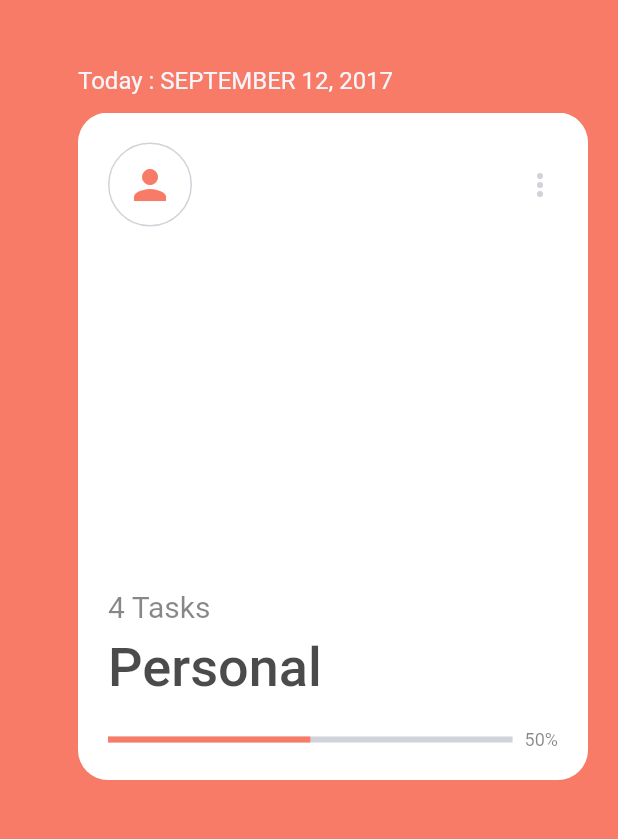
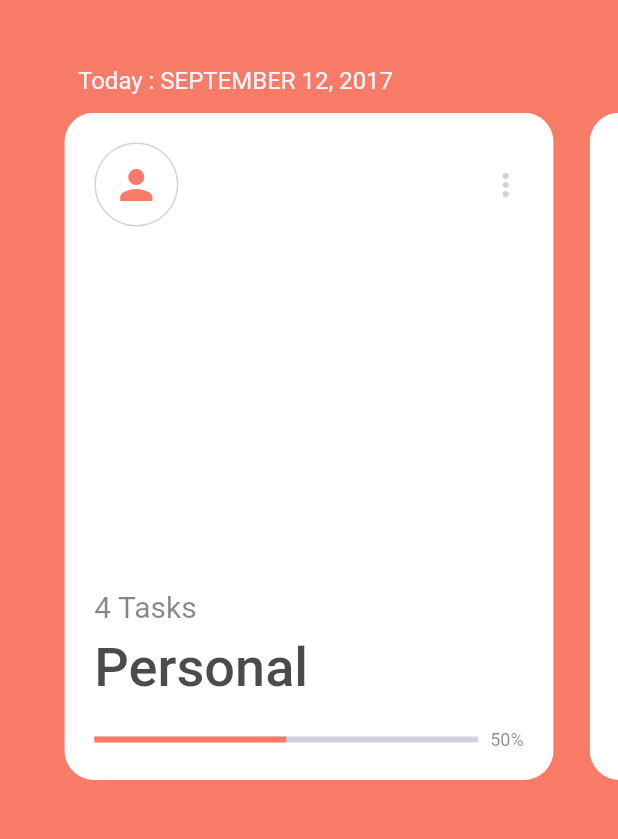
Before and after one commit to pbaudri/todo_app, a Flutter app: the screen it shows after launch, on a phone screen of 412 x 824 dp, the part 396-1235 px from its top. Run offline on Flutter 3.47's test engine with Material 2 defaults, Android fonts, the phone set to English and light mode, and no system bars; network calls fail.

Commit message:
:dizzy: Animated color

```diff
--- a/lib/presentation/home/pages/home_page.dart
+++ b/lib/presentation/home/pages/home_page.dart
@@ -49,11 +49,16 @@ class _MyHomePageState extends State<MyHomePage>
     ),
   ];
 
+  final _pageController = PageController(viewportFraction: .85);
+  int _currentIndex = 0;
+
   @override
   Widget build(BuildContext context) {
     return Scaffold(
-      backgroundColor: ColorConstants.lightOrange,
-      body: SafeArea(
+      body: AnimatedContainer(
+        duration: kThemeAnimationDuration,
+        color: taskGroups.elementAt(_currentIndex).color,
+        child: SafeArea(
           child: Column(
             crossAxisAlignment: CrossAxisAlignment.start,
             children: [
@@ -66,14 +71,18 @@ class _MyHomePageState extends State<MyHomePage>
                   builder: (context, constraints) => SizedBox(
                     height: constraints.maxHeight,
                     width: constraints.maxWidth,
-                  child: ListView.separated(
-                    padding: const EdgeInsets.symmetric(horizontal: 52),
+                    child: PageView.builder(
+                      onPageChanged: (value) => setState(() {
+                        _currentIndex = value;
+                      }),
                       itemCount: taskGroups.length,
-                    scrollDirection: Axis.horizontal,
+                      controller: _pageController,
                       itemBuilder: (context, index) {
                         final taskGroup = taskGroups.elementAt(index);
 
-                      return OpenContainer(
+                        return Padding(
+                          padding: const EdgeInsets.symmetric(horizontal: 12.0),
+                          child: OpenContainer(
                             closedColor: Colors.transparent,
                             openColor: Colors.transparent,
                             closedElevation: 0,
@@ -91,10 +100,9 @@ class _MyHomePageState extends State<MyHomePage>
                               taskGroup: taskGroup,
                             ),
                             transitionDuration: const Duration(seconds: 1),
+                          ),
                         );
                       },
-                    separatorBuilder: (context, index) =>
-                        const SizedBox(width: 20.0),
                     ),
                   ),
                 ),
@@ -103,6 +111,7 @@ class _MyHomePageState extends State<MyHomePage>
             ],
           ),
         ),
+      ),
     );
   }
 }
--- a/lib/presentation/tasks/widgets/card_group_task_widget.dart
+++ b/lib/presentation/tasks/widgets/card_group_task_widget.dart
@@ -28,8 +28,6 @@ class CardGroupTaskWidget extends StatelessWidget {
       color: Colors.white,
       child: Padding(
         padding: EdgeInsets.all(isFullScreen ? 0 : 20.0),
-        child: SizedBox(
-          width: 300,
         child: Column(
           crossAxisAlignment: CrossAxisAlignment.start,
           mainAxisAlignment: isFullScreen
@@ -109,7 +107,6 @@ class CardGroupTaskWidget extends StatelessWidget {
           ],
         ),
       ),
-      ),
     );
   }
 }
```
Lines whose indentation alone changed are shown as unchanged.
